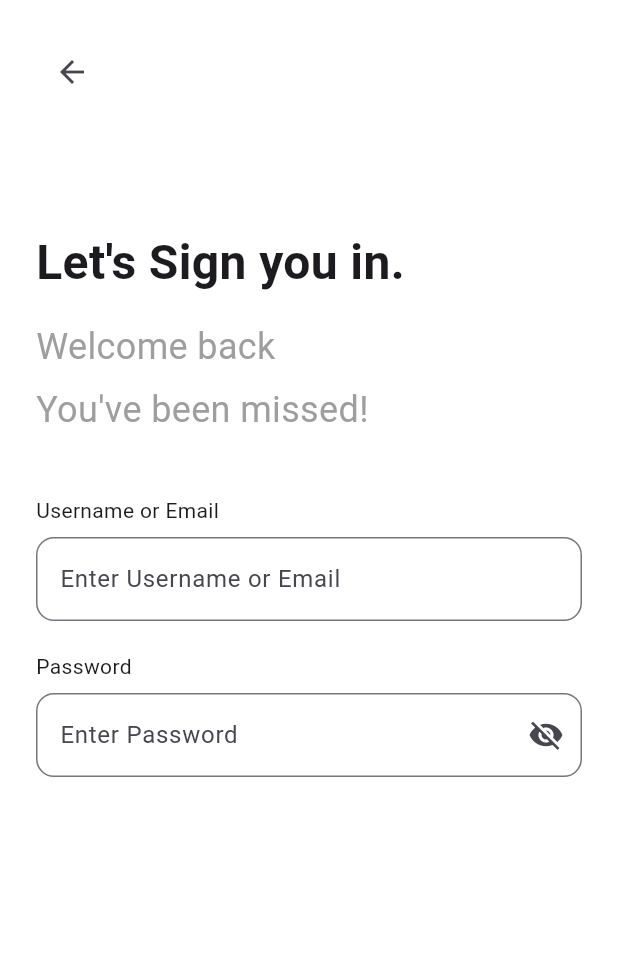
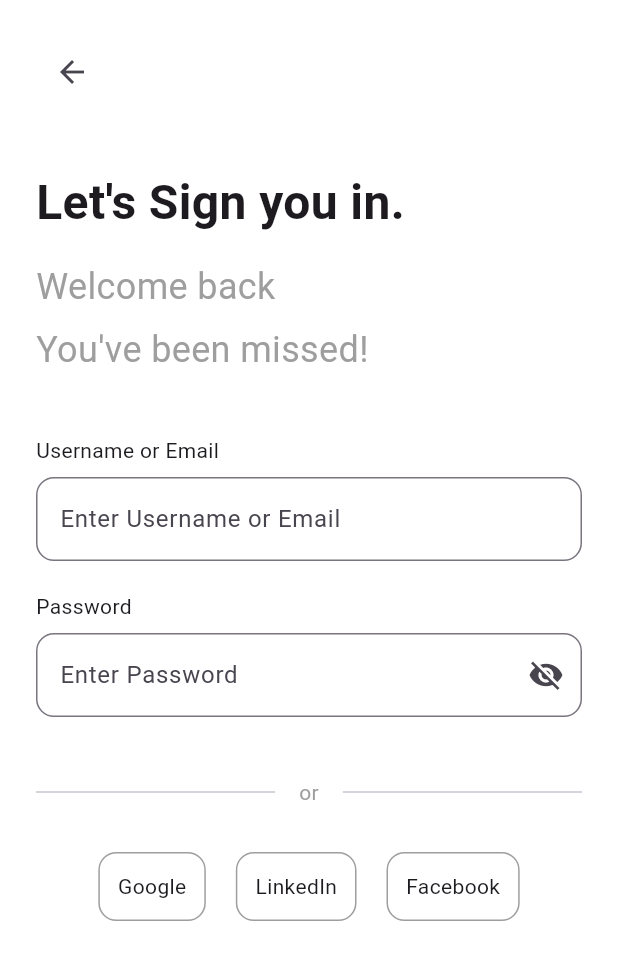
Before and after one commit to Arafal21/moja_apka, a Flutter app: the screen it shows after launch, after a tap on "Login", on a phone screen of 412 x 824 dp. Shown: the top 960 px of the screen. Run offline on Flutter 3.47's test engine with Material 3 defaults, Android fonts, the phone set to English and light mode, and no system bars.

Commit message:
code formatting and add -or- separator and 'social media icons'

```diff
--- a/lib/main.dart
+++ b/lib/main.dart
@@ -118,25 +118,43 @@ class LoginScreen extends StatelessWidget {
             crossAxisAlignment: CrossAxisAlignment.start,
             children: [
               IconButton(
-                onPressed: () => Navigator.pop(context),
+                onPressed: () {
+                  Navigator.pop(context);
+                },
                 icon: Icon(Icons.arrow_back),
               ),
-              SizedBox(height: 80),
+
+              SizedBox(height: 40),
+
               Text(
                 "Let's Sign you in.",
-                style: TextStyle(fontSize: 32, fontWeight: FontWeight.bold),
+                style: TextStyle(
+                  fontSize: 32,
+                  fontWeight: FontWeight.bold,
+                  fontFamily: 'Roboto',
+                ),
               ),
               SizedBox(height: 16),
               Text(
                 'Welcome back',
-                style: TextStyle(fontSize: 24, color: Colors.grey),
+                style: TextStyle(
+                  fontSize: 24,
+                  color: Colors.grey,
+                  fontFamily: 'Roboto',
+                ),
               ),
               SizedBox(height: 8),
               Text(
                 "You've been missed!",
-                style: TextStyle(fontSize: 24, color: Colors.grey),
+                style: TextStyle(
+                  fontSize: 24,
+                  color: Colors.grey,
+                  fontFamily: 'Roboto',
+                ),
               ),
+
               SizedBox(height: 40),
+
               Text('Username or Email'),
               SizedBox(height: 8),
               TextField(
@@ -147,7 +165,9 @@ class LoginScreen extends StatelessWidget {
                   ),
                 ),
               ),
+
               SizedBox(height: 20),
+
               Text('Password'),
               SizedBox(height: 8),
               TextField(
@@ -160,6 +180,53 @@ class LoginScreen extends StatelessWidget {
                   suffixIcon: Icon(Icons.visibility_off),
                 ),
               ),
+
+              SizedBox(height: 40),
+
+              Row(
+                children: [
+                  Expanded(child: Divider()),
+                  Padding(
+                    padding: EdgeInsets.symmetric(horizontal: 16),
+                    child: Text('or', style: TextStyle(color: Colors.grey)),
+                  ),
+                  Expanded(child: Divider()),
+                ],
+              ),
+
+              SizedBox(height: 30),
+
+              Row(
+                mainAxisAlignment: MainAxisAlignment.center,
+                children: [
+                  Container(
+                    padding: EdgeInsets.all(12),
+                    decoration: BoxDecoration(
+                      border: Border.all(color: Colors.grey),
+                      borderRadius: BorderRadius.circular(12),
+                    ),
+                    child: Text('Google'),
+                  ),
+                  SizedBox(width: 20),
+                  Container(
+                    padding: EdgeInsets.all(12),
+                    decoration: BoxDecoration(
+                      border: Border.all(color: Colors.grey),
+                      borderRadius: BorderRadius.circular(12),
+                    ),
+                    child: Text('LinkedIn'),
+                  ),
+                  SizedBox(width: 20),
+                  Container(
+                    padding: EdgeInsets.all(12),
+                    decoration: BoxDecoration(
+                      border: Border.all(color: Colors.grey),
+                      borderRadius: BorderRadius.circular(12),
+                    ),
+                    child: Text('Facebook'),
+                  ),
+                ],
+              ),
             ],
           ),
         ),
```
